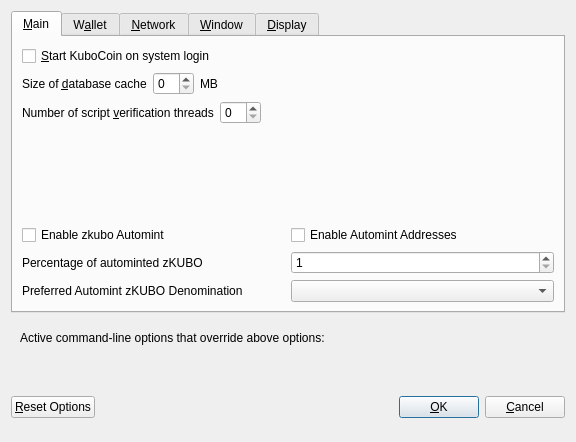
Above: src/qt/forms/optionsdialog.ui from KuboCoin/KuboCoin before the change. Below: the same form after it.
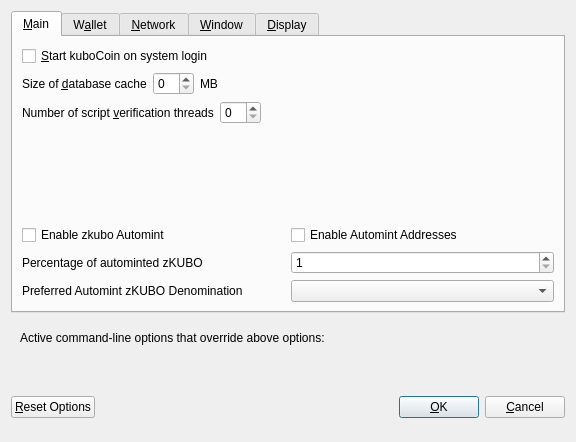
That is the form after the change. The open tabs and pages were chosen to show the change. Custom widgets are drawn as their Qt base class.

The edit to the form file:
```diff
--- a/src/qt/forms/optionsdialog.ui
+++ b/src/qt/forms/optionsdialog.ui
@@ -33,7 +33,7 @@
           <string>Automatically start KuboCoin after logging in to the system.</string>
          </property>
          <property name="text">
-          <string>&amp;Start KuboCoin on system login</string>
+          <string>&amp;Start kuboCoin on system login</string>
          </property>
         </widget>
        </item>
```
Left out of the diff: 6 changed lines with no effect on the pictures.
